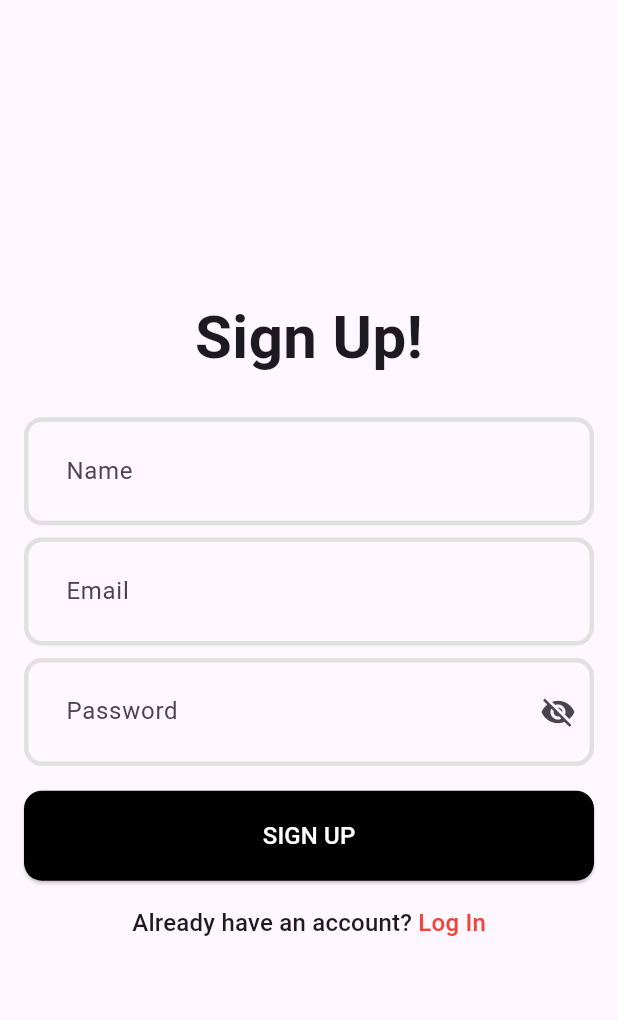
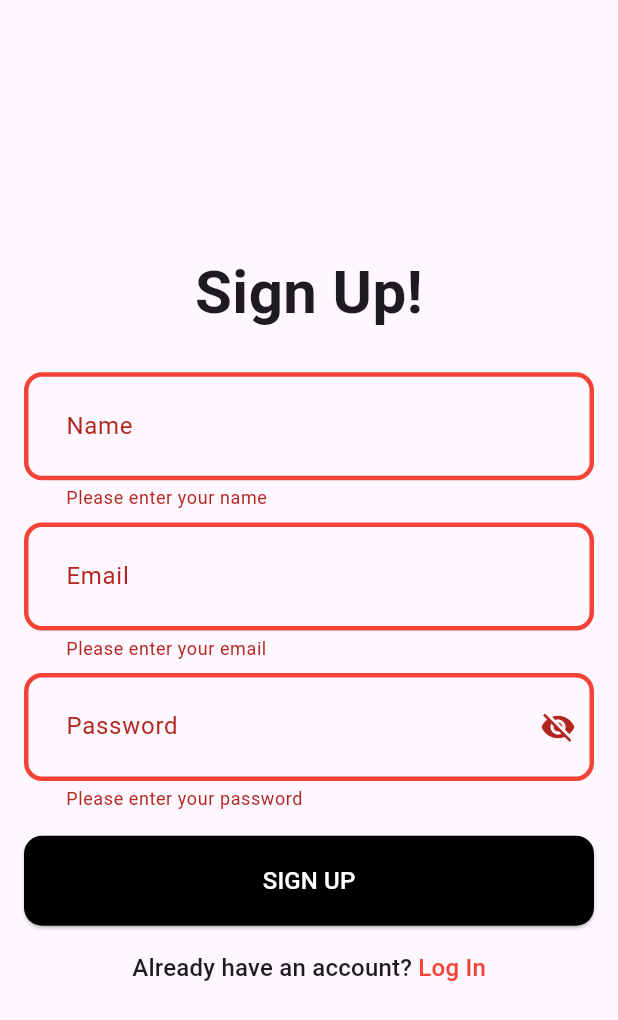
Before and after one commit to nihal2908/video_streaming_client, a Flutter app: the screen it shows after launch, after a tap on "SIGN UP", on a phone screen of 412 x 824 dp. Shown: the top 1020 px of the screen. Run offline on Flutter 3.47's test engine with Material 3 defaults, Android fonts, the phone set to English and light mode, and no system bars.

Commit message:
Add form validation with email regex and password strength rules

```diff
--- a/lib/pages/auth/signup_page.dart
+++ b/lib/pages/auth/signup_page.dart
@@ -1,3 +1,4 @@
+import 'package:flutter/foundation.dart';
 import 'package:flutter/material.dart';
 
 class SignupPage extends StatefulWidget {
@@ -12,6 +13,8 @@ class _SignupPageState extends State<SignupPage> {
   final emailController = TextEditingController();
   final passwordController = TextEditingController();
 
+  final formKey = GlobalKey<FormState>();
+
   bool _obscurePassword = true;
 
   @override
@@ -22,6 +25,14 @@ class _SignupPageState extends State<SignupPage> {
     super.dispose();
   }
 
+  void signup() {
+    if (formKey.currentState?.validate() ?? false) {
+      if (kDebugMode) {
+        print(nameController.text);
+      }
+    }
+  }
+
   @override
   Widget build(BuildContext context) {
     final size = MediaQuery.of(context).size;
@@ -29,6 +40,8 @@ class _SignupPageState extends State<SignupPage> {
       body: Center(
         child: Padding(
           padding: const EdgeInsets.all(16),
+          child: Form(
+            key: formKey,
             child: Column(
               mainAxisAlignment: MainAxisAlignment.center,
               children: [
@@ -53,10 +66,15 @@ class _SignupPageState extends State<SignupPage> {
                   decoration: InputDecoration(labelText: 'Email'),
                   controller: emailController,
                   validator: (value) {
-                  if (value != null && value.trim().isEmpty) {
+                  if (value == null || value.trim().isEmpty) {
                     return 'Please enter your email';
                   }
-
+                  // Basic email regex pattern
+                  final emailRegex = RegExp(
+                    r"^[a-zA-Z0-9.a-zA-Z0-9.!#$%&'*+/=?^_`{|}~-]+@[a-zA-Z0-9-]+(?:\.[a-zA-Z0-9-]+)*$");
+                  if (!emailRegex.hasMatch(value.trim())) {
+                    return 'Please enter a valid email address';
+                  }
                   return null;
                   },
                 ),
@@ -80,16 +98,30 @@ class _SignupPageState extends State<SignupPage> {
                   ),
                   controller: passwordController,
                   validator: (value) {
-                  if (value != null && value.trim().isEmpty) {
+                  if (value == null || value.trim().isEmpty) {
                     return 'Please enter your password';
                   }
-
+                  if (value.length < 8) {
+                    return 'Password must be at least 8 characters';
+                  }
+                  if (!RegExp(r'[A-Z]').hasMatch(value)) {
+                    return 'Password must contain at least one uppercase letter';
+                  }
+                  if (!RegExp(r'[a-z]').hasMatch(value)) {
+                    return 'Password must contain at least one lowercase letter';
+                  }
+                  if (!RegExp(r'[0-9]').hasMatch(value)) {
+                    return 'Password must contain at least one digit';
+                  }
+                  if (!RegExp(r'[!@#\$&*~_.,;:<>?%^]').hasMatch(value)) {
+                    return 'Password must contain at least one special character';
+                  }
                   return null;
                   },
                 ),
                 SizedBox(height: size.height * 0.02),
                 ElevatedButton(
-                onPressed: () {},
+                  onPressed: signup,
                   child: const Text(
                     'SIGN UP',
                     style: TextStyle(fontSize: 16, color: Colors.white),
@@ -117,6 +149,7 @@ class _SignupPageState extends State<SignupPage> {
             ),
           ),
         ),
+      ),
     );
   }
 }
```
Lines whose indentation alone changed are shown as unchanged.
